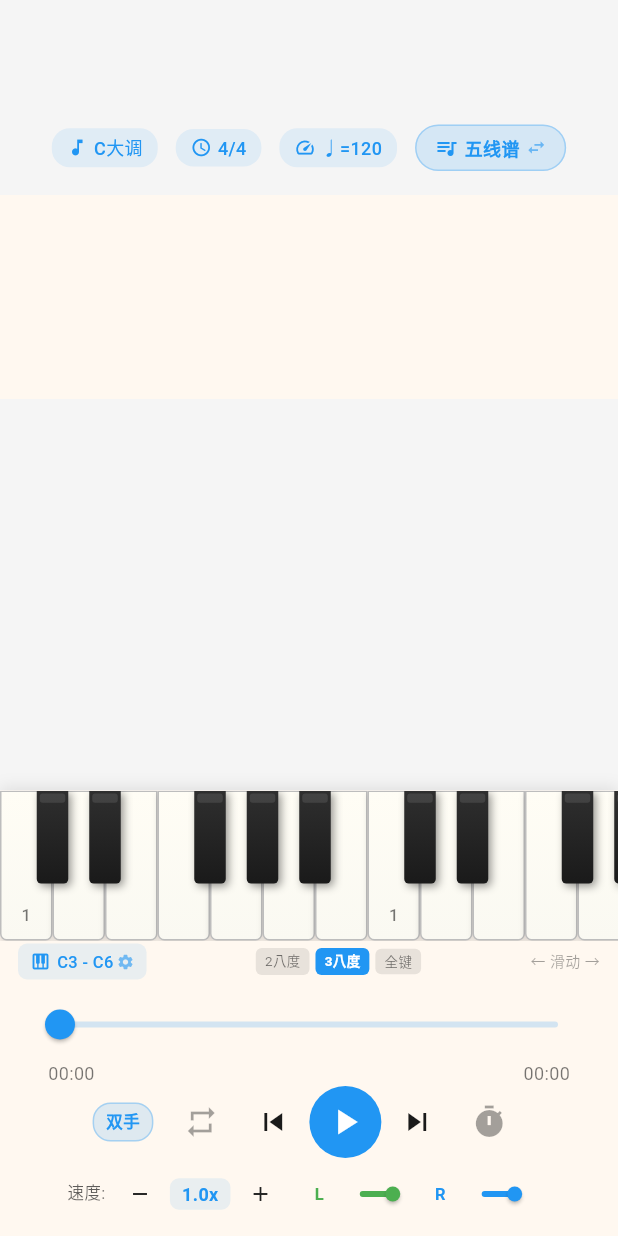
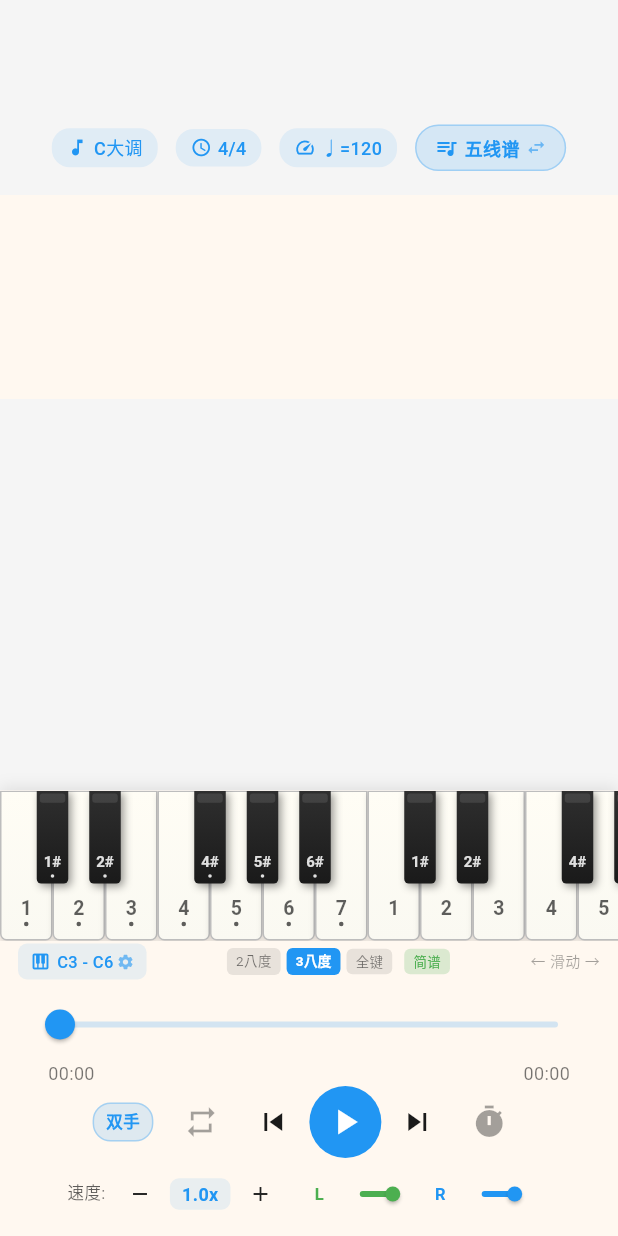
Before and after one commit to ayxworxfr/musiclab, a Flutter app: the SheetMusicView widget shown alone on an empty page, opened directly with empty values, on a phone screen of 412 x 824 dp. Run offline on Flutter 3.47's test engine with Material 3 defaults, Android fonts, the phone set to English and light mode, and no system bars; our stand-ins replace cached_network_image, dio, flutter_markdown, flutter_screenutil, get, hive_flutter and 4 more; accounts and stored records are empty.

Commit message:
feat: 琴键标签显示

```diff
--- a/lib/features/tools/sheet_music/painters/piano_keyboard_painter.dart
+++ b/lib/features/tools/sheet_music/painters/piano_keyboard_painter.dart
@@ -186,8 +186,8 @@ class PianoKeyboardPainter extends CustomPainter {
         ..strokeWidth = 1,
     );
 
-    // 标签
-    if (showLabels && _shouldShowLabel(key.midi)) {
+    // 标签（所有白键都显示）
+    if (showLabels) {
       _drawLabel(canvas, key, keyColor);
     }
   }
@@ -272,22 +272,34 @@ class PianoKeyboardPainter extends CustomPainter {
         Paint()..color = Colors.white.withValues(alpha: 0.1),
       );
     }
+
+    // 黑键也显示标签
+    if (showLabels) {
+      _drawLabel(canvas, key, keyColor);
+    }
   }
 
-  /// 绘制标签
+  /// 绘制标签（支持简谱高低音点）
   void _drawLabel(Canvas canvas, PianoKeyLayout key, Color keyColor) {
-    final label = _getLabel(key.midi);
     final isHighlighted = highlightedNotes.containsKey(key.midi) ||
         pressedKeys.contains(key.midi);
 
+    // 获取标签信息
+    final labelInfo = _getLabelWithOctave(key.midi);
+    final label = labelInfo['label'] as String;
+    final octaveDots = labelInfo['dots'] as int; // 正数为高音点，负数为低音点
+
+    final baseFontSize = key.isBlack ? 10.0 : 13.0;
+    final textColor = key.isBlack
+        ? (isHighlighted ? Colors.white : Colors.grey.shade300)
+        : (isHighlighted
+            ? Colors.white
+            : config.theme.textColor.withValues(alpha: 0.7));
+
     final textStyle = TextStyle(
-      fontSize: key.isBlack ? 9 : 11,
-      fontWeight: isHighlighted ? FontWeight.bold : FontWeight.w500,
-      color: key.isBlack
-          ? (isHighlighted ? Colors.white : Colors.grey.shade400)
-          : (isHighlighted
-              ? Colors.white
-              : config.theme.textColor.withValues(alpha: 0.6)),
+      fontSize: baseFontSize,
+      fontWeight: isHighlighted ? FontWeight.bold : FontWeight.w600,
+      color: textColor,
     );
 
     final textPainter = TextPainter(
@@ -298,31 +310,55 @@ class PianoKeyboardPainter extends CustomPainter {
     final rect = key.rect;
     final x = rect.center.dx - textPainter.width / 2;
     final y = key.isBlack
-        ? rect.bottom - textPainter.height - 6
-        : rect.bottom - textPainter.height - 10;
+        ? rect.bottom - textPainter.height - 8
+        : rect.bottom - textPainter.height - 14;
 
     textPainter.paint(canvas, Offset(x, y));
+
+    // 绘制高低音点（仅简谱模式）
+    if (labelType == 'jianpu' && octaveDots != 0) {
+      _drawOctaveDots(canvas, Offset(x, y), textPainter.width,
+          textPainter.height, octaveDots, textColor, key.isBlack);
+    }
   }
 
-  /// 获取标签文本
-  String _getLabel(int midi) {
+  /// 绘制八度点
+  void _drawOctaveDots(Canvas canvas, Offset textTopLeft, double textWidth,
+      double textHeight, int dots, Color color, bool isBlack) {
+    final dotRadius = isBlack ? 1.2 : 1.5;
+    final dotSpacing = isBlack ? 3.0 : 4.0;
+    final paint = Paint()..color = color;
+
+    final absCount = dots.abs().clamp(0, 3);  // 最多显示3个点
+    final isHigh = dots > 0;
+    final centerX = textTopLeft.dx + textWidth / 2;
+
+    for (var i = 0; i < absCount; i++) {
+      final dotY = isHigh
+          ? textTopLeft.dy - 3 - (i * dotSpacing)  // 高音点在文字上方
+          : textTopLeft.dy + textHeight + 3 + (i * dotSpacing);  // 低音点在文字下方
+      canvas.drawCircle(Offset(centerX, dotY), dotRadius, paint);
+    }
+  }
+
+  /// 获取标签文本和八度信息
+  Map<String, dynamic> _getLabelWithOctave(int midi) {
+    final noteIndex = midi % 12;
+    final octave = (midi ~/ 12) - 1;  // MIDI 60 = C4
+
     switch (labelType) {
       case 'solfege':
         const solfege = ['Do', 'Do#', 'Re', 'Re#', 'Mi', 'Fa', 'Fa#', 'Sol', 'Sol#', 'La', 'La#', 'Si'];
-        return solfege[midi % 12];
+        return {'label': solfege[noteIndex], 'dots': 0};
       case 'jianpu':
-        const jianpu = ['1', '1#', '2', '2#', '3', '4', '4#', '5', '5#', '6', '6#', '7'];
-        return jianpu[midi % 12];
+        // 简谱：C4 = 1（中央C，无点），C5 = 1̇（高音），C3 = 1̣（低音）
+        const jianpuBase = ['1', '1#', '2', '2#', '3', '4', '4#', '5', '5#', '6', '6#', '7'];
+        final dots = octave - 4;  // C4 = 0点，C5 = 1点（高），C3 = -1点（低）
+        return {'label': jianpuBase[noteIndex], 'dots': dots};
       default:
         const notes = ['C', 'C#', 'D', 'D#', 'E', 'F', 'F#', 'G', 'G#', 'A', 'A#', 'B'];
-        final octave = (midi ~/ 12) - 1;
-        return '${notes[midi % 12]}$octave';
+        return {'label': '${notes[noteIndex]}$octave', 'dots': 0};
     }
-  }
-
-  /// 是否显示标签（只在 C 键显示）
-  bool _shouldShowLabel(int midi) {
-    return midi % 12 == 0; // C 音
   }
 
   /// 判断是否为黑键
--- a/lib/features/tools/sheet_music/widgets/sheet_music_view.dart
+++ b/lib/features/tools/sheet_music/widgets/sheet_music_view.dart
@@ -58,6 +58,7 @@ class _SheetMusicViewState extends State<SheetMusicView> {
   // 钢琴设置
   int _pianoStartMidi = 48; // C3
   int _pianoEndMidi = 84;   // C6
+  String _pianoLabelType = 'jianpu'; // 'jianpu' | 'note'
   final ScrollController _pianoScrollController = ScrollController();
 
   @override
@@ -371,7 +372,7 @@ class _SheetMusicViewState extends State<SheetMusicView> {
                   ),
                 ),
               ),
-              // 快捷键位按钮
+              // 快捷键位按钮 + 标签切换
               Row(
                 mainAxisSize: MainAxisSize.min,
                 children: [
@@ -380,6 +381,26 @@ class _SheetMusicViewState extends State<SheetMusicView> {
                   _buildQuickRangeButton('3八度', 48, 84),
                   const SizedBox(width: 4),
                   _buildQuickRangeButton('全键', 36, 96),
+                  const SizedBox(width: 8),
+                  // 标签切换按钮
+                  GestureDetector(
+                    onTap: _togglePianoLabel,
+                    child: Container(
+                      padding: const EdgeInsets.symmetric(horizontal: 6, vertical: 2),
+                      decoration: BoxDecoration(
+                        color: widget.config.theme.leftHandColor.withValues(alpha: 0.2),
+                        borderRadius: BorderRadius.circular(4),
+                      ),
+                      child: Text(
+                        _pianoLabelType == 'jianpu' ? '简谱' : '音名',
+                        style: TextStyle(
+                          fontSize: 9,
+                          fontWeight: FontWeight.w500,
+                          color: widget.config.theme.leftHandColor,
+                        ),
+                      ),
+                    ),
+                  ),
                 ],
               ),
               // 滚动提示
@@ -420,6 +441,12 @@ class _SheetMusicViewState extends State<SheetMusicView> {
         ),
       ),
     );
+  }
+
+  void _togglePianoLabel() {
+    setState(() {
+      _pianoLabelType = _pianoLabelType == 'jianpu' ? 'note' : 'jianpu';
+    });
   }
 
   void _setPianoRange(int start, int end) {
@@ -584,7 +611,7 @@ class _SheetMusicViewState extends State<SheetMusicView> {
               config: widget.config,
               highlightedNotes: highlightedMap.cast(),
               showLabels: true,
-              labelType: widget.pianoLabelType,
+              labelType: _pianoLabelType,
               pressedKeys: _pressedKeys,
             ),
           );
```
Also changed, not shown: 1 other file.
